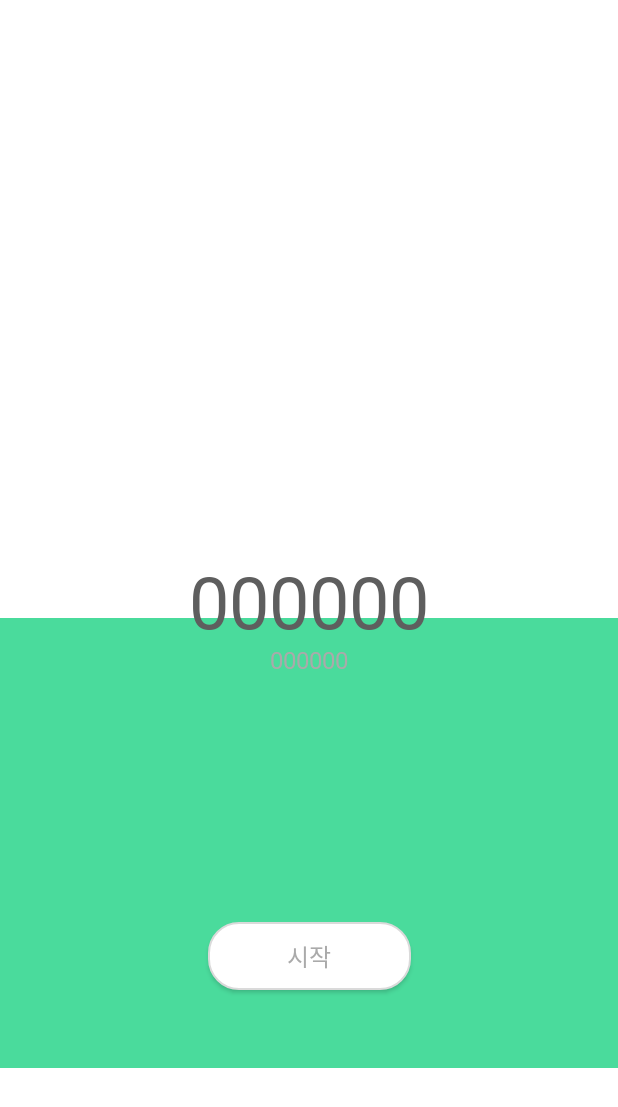
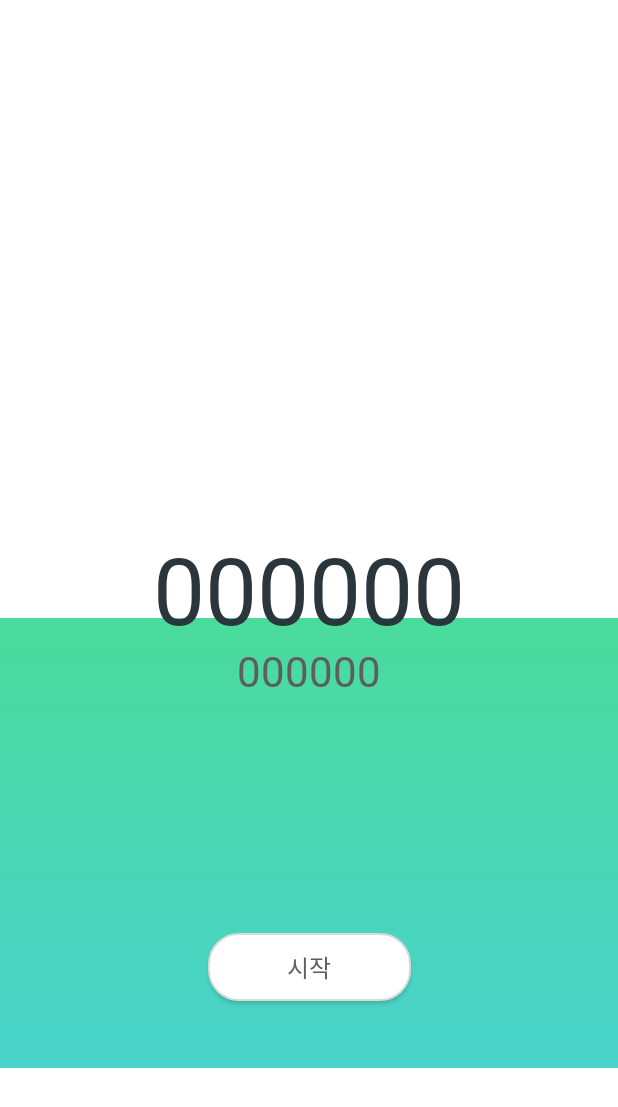
Before and after one commit to deadlinestudio/Lockey, an Android app: the layout fragment_timer.xml on its own in the app's theme, with its tools: preview values and no code run, on a phone screen of 412 x 824 dp. Shown: the top 1107 px of the screen. Run offline under Robolectric (Android 15) with nearby library versions, the phone set to English and light mode, and no system bars.

```diff
--- a/app/src/main/java/com/deadlinestudio/lockey/presenter/Activity/LoadActivity.java
+++ b/app/src/main/java/com/deadlinestudio/lockey/presenter/Activity/LoadActivity.java
@@ -22,7 +22,7 @@ public class LoadActivity extends AppCompatActivity{
                 startActivity(intent);
                 finish();
             }
-        }, 1000);
+        }, 2000);
 
     }
 }
--- /dev/null
+++ b/app/src/main/res/drawable/gradient.xml
@@ -0,0 +1,10 @@
+<?xml version="1.0" encoding="utf-8"?>
+<shape xmlns:android="http://schemas.android.com/apk/res/android"
+    android:shape="rectangle">
+
+    <gradient
+        android:startColor="@color/colorPrimary"
+        android:endColor="@color/colorSecond"
+        android:angle="270"/>
+
+</shape>
--- a/app/src/main/res/layout/fragment_timer.xml
+++ b/app/src/main/res/layout/fragment_timer.xml
@@ -28,8 +28,8 @@
             android:layout_height="wrap_content"
             android:gravity="center"
             android:text="000000"
-            android:textColor="@color/colorBlack_light"
-            android:textSize="48sp"
+            android:textColor="@color/colorThird"
+            android:textSize="62sp"
             app:fontFamily="@font/my_font_family"
             android:includeFontPadding="false" />
 
@@ -38,12 +38,12 @@
             android:layout_width="match_parent"
             android:layout_height="wrap_content"
             android:gravity="center"
-
             android:text="000000"
-            android:textColor="@color/darkGrey"
-            android:textSize="16sp"
+            android:textColor="@color/colorBlack_light"
+            android:textSize="28sp"
             app:fontFamily="@font/my_font_family"
             android:includeFontPadding="false" />
+
     </LinearLayout>
 
     <com.deadlinestudio.lockey.presenter.Item.CustomScrollView
@@ -74,7 +74,7 @@
                 android:id="@+id/timerBottomFrame"
                 android:layout_width="match_parent"
                 android:layout_height="300dp"
-                android:background="@color/colorPrimary">
+                android:background="@drawable/gradient">
 
             </FrameLayout>
         </LinearLayout>
@@ -89,7 +89,7 @@
         android:layout_marginEnd="8dp"
         android:background="@drawable/btn_hard_round"
         android:text="@string/start"
-        android:textColor="@color/darkGrey"
+        android:textColor="@color/colorBlack_light"
         android:textSize="16sp"
         app:fontFamily="@font/my_font_family"
         android:includeFontPadding="false"
--- a/app/src/main/res/values/colors.xml
+++ b/app/src/main/res/values/colors.xml
@@ -7,9 +7,9 @@
     <color name="colorPrimary_light">#8bb79b</color>
     <color name="colorPrimary_soft">#C8E8C7</color>
 
-    <!--<color name="colorSecond">#4adb9c</color>-->
     <color name="colorSecond">#49D3CC</color>
-    <!--<color name="colorSecond">#9FD5B5</color>-->
+    <color name="colorThird">#2A363B</color>
+
     <color name="darkGrey">#aaaaaa</color>
     <color name="lightGrey">#dadada</color>
 
@@ -19,7 +19,7 @@
     <color name="colorBlack">#000</color>
     <color name="colorBlack_light">#5e5e5e</color>
 
-    <color name="colorAccent">#8bb79b</color>
+    <color name="colorAccent">#4adb9c</color>
     <color name="transparent">#00000000</color>
 
 
--- a/app/src/main/res/values/strings.xml
+++ b/app/src/main/res/values/strings.xml
@@ -52,7 +52,10 @@
     <string name="minus">-</string>
     <string name="focusComp">집중완료</string>
     <string name="whatdoyoudo">무엇에 집중하셨나요?</string>
-
+    <string name="quatertime">+1h</string>
+    <string name="halftime">+2h</string>
+    <string name="tripletime">+3h</string>
+    <string name="fulltime">+4h</string>
 
     <!--Applock Fragment-->
     <string name="recentWeek">최근 1주일 동안</string>
```
Also changed, not shown: app/src/main/java/com/deadlinestudio/lockey/presenter/Fragment/FragmentTimer.java (+9 -3 lines), app/src/main/res/drawable/btn_hard_round_trans.xml (added, +22 -0 lines).
